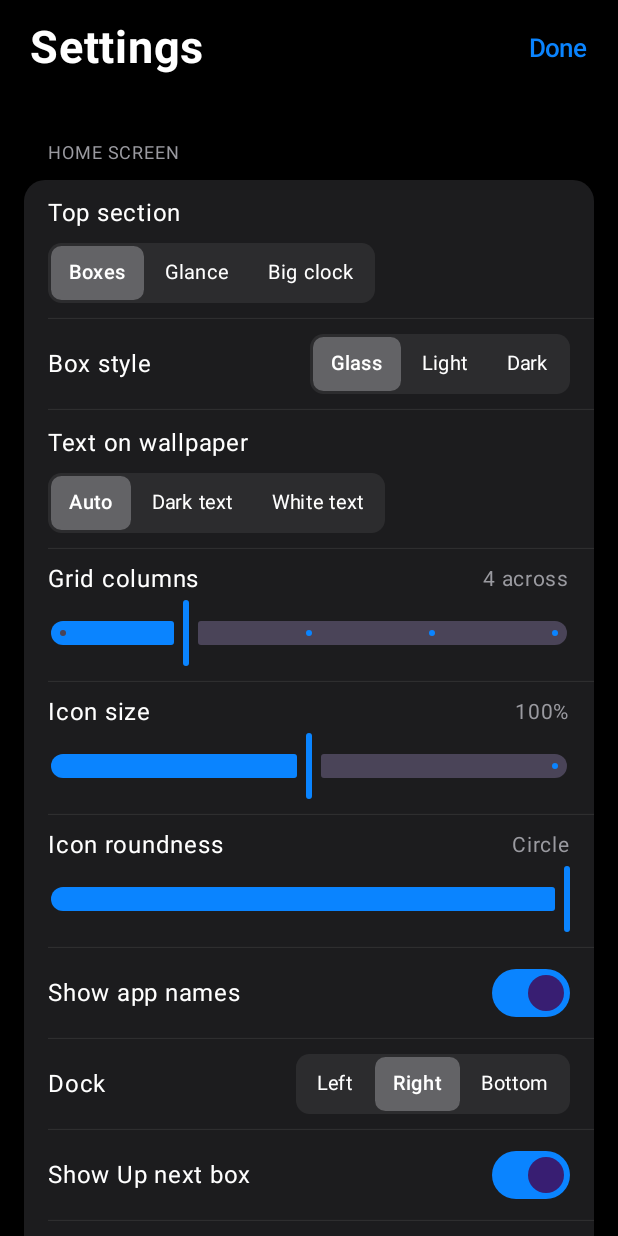
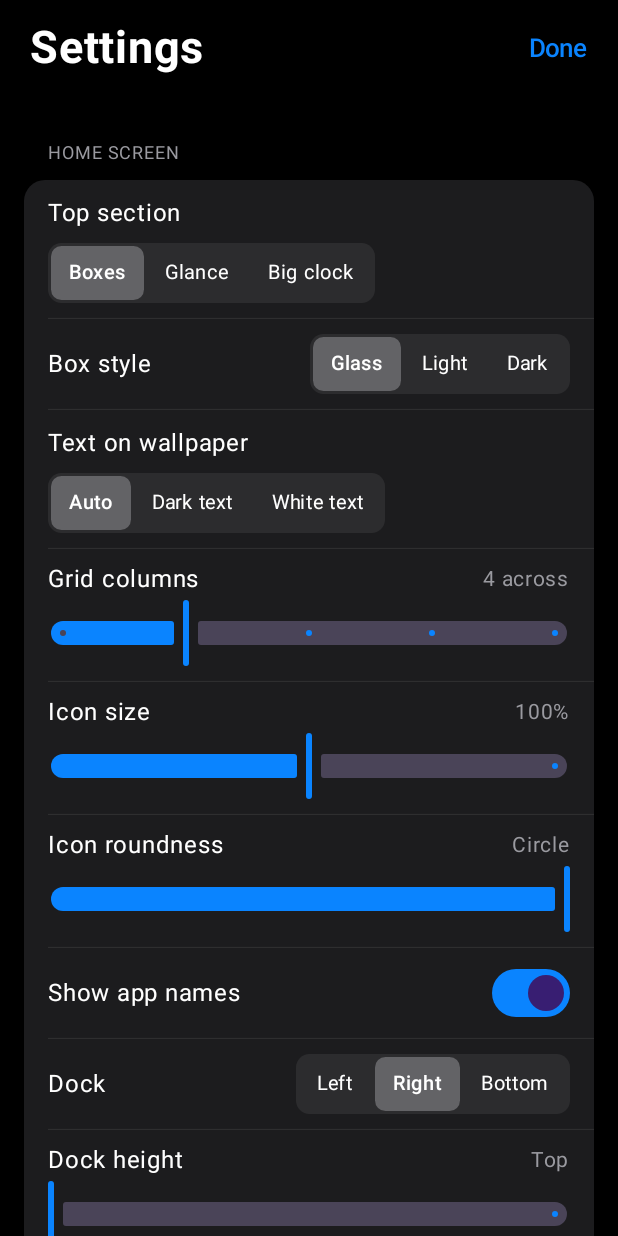
Before and after one commit to mathewross/Panel-launcher, an Android app built with Jetpack Compose: the MainActivity screen opened directly, with no data from a screen before it, after a tap on "Settings", on a phone screen of 412 x 824 dp. Run offline under Robolectric (Android 15) with nearby library versions, the phone set to English and light mode, and no system bars; libraries missing offline, so code that uses them is left out: com.google.mlkit.vision; pictures from the network do not load.

Commit message:
Choose which calendars appear in Up next; adjustable side-dock height
Co-Authored-By: Claude Opus 5.5 <noreply@anthropic.com>
Claude-Session: https://claude.ai/code/session_01MMvRfPcPsGQ7SpkaiRgwUg

```diff
--- a/app/src/main/java/com/panel/launcher/LauncherViewModel.kt
+++ b/app/src/main/java/com/panel/launcher/LauncherViewModel.kt
@@ -43,6 +43,24 @@ class LauncherViewModel(app: Application) : AndroidViewModel(app) {
     var appsByKey by mutableStateOf<Map<String, AppEntry>>(emptyMap()); private set
     var now by mutableLongStateOf(System.currentTimeMillis()); private set
     var events by mutableStateOf<List<CalEvent>>(emptyList()); private set
+    var calendars by mutableStateOf<List<com.panel.launcher.data.CalendarInfo>>(emptyList()); private set
+
+    /** Events from the calendars chosen for "Up next" (Settings › Up next calendars). */
+    val upNextEvents: List<CalEvent>
+        get() {
+            val hidden = prefs.upNextHiddenCalendars.toSet()
+            return if (hidden.isEmpty()) events else events.filter { it.calendarId.toString() !in hidden }
+        }
+
+    /** Events for the agenda sheet: everything, unless the agenda is set to follow the same filter. */
+    val agendaEvents: List<CalEvent>
+        get() = if (prefs.filterAgenda) upNextEvents else events
+
+    fun setCalendarInUpNext(id: Long, show: Boolean) {
+        val key = id.toString()
+        prefs.upNextHiddenCalendars =
+            if (show) prefs.upNextHiddenCalendars - key else (prefs.upNextHiddenCalendars + key).distinct()
+    }
     var hasCalendar by mutableStateOf(CalendarRepository.hasPermission(app)); private set
     var weather by mutableStateOf(Weather.fromJson(prefs.weatherCache)); private set
     var weatherLoading by mutableStateOf(false); private set
@@ -130,7 +148,10 @@ class LauncherViewModel(app: Application) : AndroidViewModel(app) {
             }
         }
         calendarJob?.cancel()
-        calendarJob = viewModelScope.launch { events = CalendarRepository.upcoming(ctx) }
+        calendarJob = viewModelScope.launch {
+            events = CalendarRepository.upcoming(ctx)
+            calendars = CalendarRepository.calendars(ctx)
+        }
     }
 
     private fun refreshAlarm() {
--- a/app/src/main/java/com/panel/launcher/data/Calendar.kt
+++ b/app/src/main/java/com/panel/launcher/data/Calendar.kt
@@ -21,7 +21,10 @@ data class CalEvent(
     val location: String?,
     val color: Int,
     val calendarName: String?,
+    val calendarId: Long = 0,
 )
+
+data class CalendarInfo(val id: Long, val name: String, val account: String, val color: Int)
 
 object CalendarRepository {
     fun hasPermission(context: Context) =
@@ -49,6 +52,7 @@ object CalendarRepository {
             CalendarContract.Instances.DISPLAY_COLOR,
             CalendarContract.Instances.CALENDAR_DISPLAY_NAME,
             CalendarContract.Instances.SELF_ATTENDEE_STATUS,
+            CalendarContract.Instances.CALENDAR_ID,
         )
         val out = mutableListOf<CalEvent>()
         runCatching {
@@ -73,11 +77,36 @@ object CalendarRepository {
                         location = c.getString(5)?.takeIf { it.isNotBlank() },
                         color = c.getInt(6),
                         calendarName = c.getString(7),
+                        calendarId = c.getLong(9),
                     )
                 }
             }
         }
         out.sortedWith(compareBy<CalEvent> { it.begin }.thenBy { !it.allDay })
+    }
+
+    /** Every calendar synced to the phone (yours, work, shared ones…). */
+    suspend fun calendars(context: Context): List<CalendarInfo> = withContext(Dispatchers.IO) {
+        if (!hasPermission(context)) return@withContext emptyList()
+        val out = mutableListOf<CalendarInfo>()
+        runCatching {
+            context.contentResolver.query(
+                CalendarContract.Calendars.CONTENT_URI,
+                arrayOf(
+                    CalendarContract.Calendars._ID,
+                    CalendarContract.Calendars.CALENDAR_DISPLAY_NAME,
+                    CalendarContract.Calendars.ACCOUNT_NAME,
+                    CalendarContract.Calendars.CALENDAR_COLOR,
+                ),
+                "${CalendarContract.Calendars.VISIBLE} = 1", null,
+                "${CalendarContract.Calendars.ACCOUNT_NAME} ASC",
+            )?.use { c ->
+                while (c.moveToNext()) {
+                    out += CalendarInfo(c.getLong(0), c.getString(1) ?: "Calendar", c.getString(2) ?: "", c.getInt(3))
+                }
+            }
+        }
+        out
     }
 
     private fun utcToLocalMidnight(utc: Long, zone: ZoneId): Long =
--- a/app/src/main/java/com/panel/launcher/data/Prefs.kt
+++ b/app/src/main/java/com/panel/launcher/data/Prefs.kt
@@ -57,6 +57,9 @@ class Prefs(context: Context) {
     var iconRoundness by int("icon_roundness", 50) // percent of icon size; 50 = circle
     private var dockPositionName by string("dock_position", DockPosition.RIGHT.name)
     var showUpNext by bool("show_up_next", true)
+    var dockHeight by int("dock_height", 0)              // 0 = top … 100 = bottom (side dock only)
+    var upNextHiddenCalendars: List<String> by list("up_next_hidden_calendars") // calendar ids
+    var filterAgenda by bool("filter_agenda", false)
     var wallpaperTone by string("wallpaper_tone", "auto") // auto | light | dark
     var iconScale by int("icon_scale", 100) // percent
 
--- a/app/src/main/java/com/panel/launcher/ui/Agenda.kt
+++ b/app/src/main/java/com/panel/launcher/ui/Agenda.kt
@@ -41,7 +41,7 @@ fun AgendaSheet(vm: LauncherViewModel, onDismiss: () -> Unit) {
     val ctx = LocalContext.current
     val now = vm.now
     val today = Fmt.day(now)
-    val grouped: Map<java.time.LocalDate, List<CalEvent>> = vm.events
+    val grouped: Map<java.time.LocalDate, List<CalEvent>> = vm.agendaEvents
         .groupBy { if (it.begin < now) today else Fmt.day(it.begin) }
         .toSortedMap()
 
--- a/app/src/main/java/com/panel/launcher/ui/BigClock.kt
+++ b/app/src/main/java/com/panel/launcher/ui/BigClock.kt
@@ -105,7 +105,7 @@ fun BigClock(vm: LauncherViewModel, a: HeaderActions, modifier: Modifier = Modif
                 style = info, fontSize = 16.sp,
                 modifier = Modifier.clip(RoundedCornerShape(8.dp)).clickable(onClick = a.weather).padding(4.dp),
             )
-            val next = vm.events.firstOrNull()
+            val next = vm.upNextEvents.firstOrNull()
             val text = when {
                 !vm.hasCalendar -> "Show calendar"
                 next == null -> vm.nextAlarm?.let { "⏰ " + Fmt.shortTime(ctx, it) } ?: "Nothing coming up"
--- a/app/src/main/java/com/panel/launcher/ui/Header.kt
+++ b/app/src/main/java/com/panel/launcher/ui/Header.kt
@@ -133,7 +133,7 @@ private fun UpNextBox(vm: LauncherViewModel, a: HeaderActions) {
                     Text("Agenda ›", color = p.subtle, fontSize = 12.sp, modifier = Modifier.padding(bottom = 4.dp))
                 }
             }
-            val list = upNext(vm.events, 2)
+            val list = upNext(vm.upNextEvents, 2)
             when {
                 !vm.hasCalendar -> Text("Tap to show your calendar events here", color = p.fg, fontSize = 14.sp)
                 list.isEmpty() -> Text("Nothing coming up", color = p.subtle, fontSize = 14.sp)
@@ -200,7 +200,7 @@ private fun GlanceHeader(vm: LauncherViewModel, a: HeaderActions, modifier: Modi
             Text("📅  Tap to show upcoming events", style = sub, fontSize = 15.sp,
                 modifier = Modifier.clickable(onClick = a.connectCalendar))
         } else {
-            val list = upNext(vm.events, 2)
+            val list = upNext(vm.upNextEvents, 2)
             if (list.isEmpty()) {
                 Text("Nothing coming up", style = sub, fontSize = 15.sp, modifier = Modifier.clickable(onClick = a.agenda))
             }
--- a/app/src/main/java/com/panel/launcher/ui/Home.kt
+++ b/app/src/main/java/com/panel/launcher/ui/Home.kt
@@ -42,6 +42,7 @@ import androidx.compose.foundation.layout.Column
 import androidx.compose.foundation.layout.PaddingValues
 import androidx.compose.foundation.layout.Row
 import androidx.compose.foundation.layout.Spacer
+import androidx.compose.foundation.layout.fillMaxHeight
 import androidx.compose.foundation.layout.fillMaxSize
 import androidx.compose.foundation.layout.fillMaxWidth
 import androidx.compose.foundation.layout.height
@@ -364,9 +365,10 @@ fun homeMenu(vm: LauncherViewModel, app: AppEntry, inDock: Boolean): List<MenuAc
 private fun SideRail(vm: LauncherViewModel, actions: HeaderActions) {
     val p = LocalTiles.current
     val pill = RoundedCornerShape(36.dp)
+    // Dock height (Settings): 0 = straight under the weather pill … 100 = bottom of the screen.
+    val f = vm.prefs.dockHeight.coerceIn(0, 100) / 100f
     Column(
-        Modifier.width(68.dp),
-        verticalArrangement = Arrangement.spacedBy(12.dp),
+        Modifier.width(68.dp).fillMaxHeight(),
         horizontalAlignment = Alignment.CenterHorizontally,
     ) {
         Tile(
@@ -392,6 +394,8 @@ private fun SideRail(vm: LauncherViewModel, actions: HeaderActions) {
                 }
             }
         }
+        Spacer(Modifier.height(12.dp))
+        if (f > 0f) Spacer(Modifier.weight(f))
         val dock = vm.prefs.dock.mapNotNull { vm.appsByKey[it] }
         if (dock.isNotEmpty()) {
             Column(
@@ -412,6 +416,7 @@ private fun SideRail(vm: LauncherViewModel, actions: HeaderActions) {
                 }
             }
         }
+        if (f < 1f) Spacer(Modifier.weight(1f - f))
     }
 }
 
```
Also changed, not shown: app/src/main/java/com/panel/launcher/ui/Settings.kt (+50 -0 lines), 1 other file.
